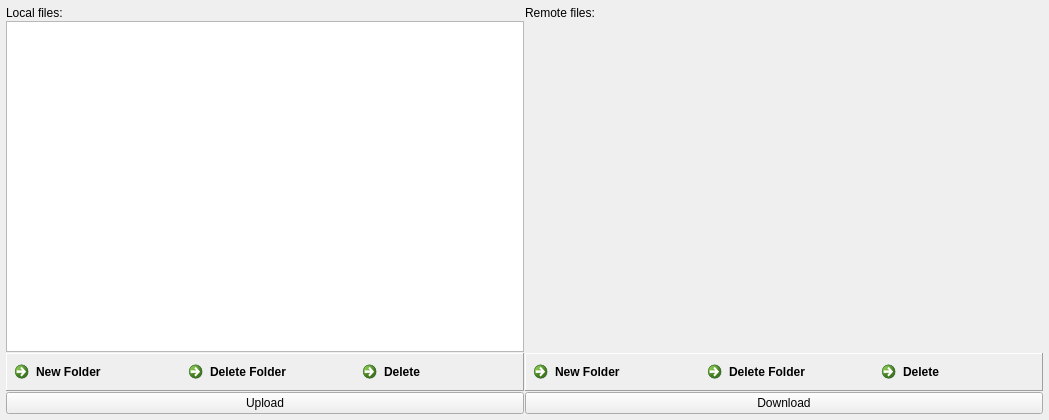
Old version of the form cwe_guiWidgets/cwe_file_manager.ui in the repository NHERI-SimCenter/CWE-Simulation-Tool.
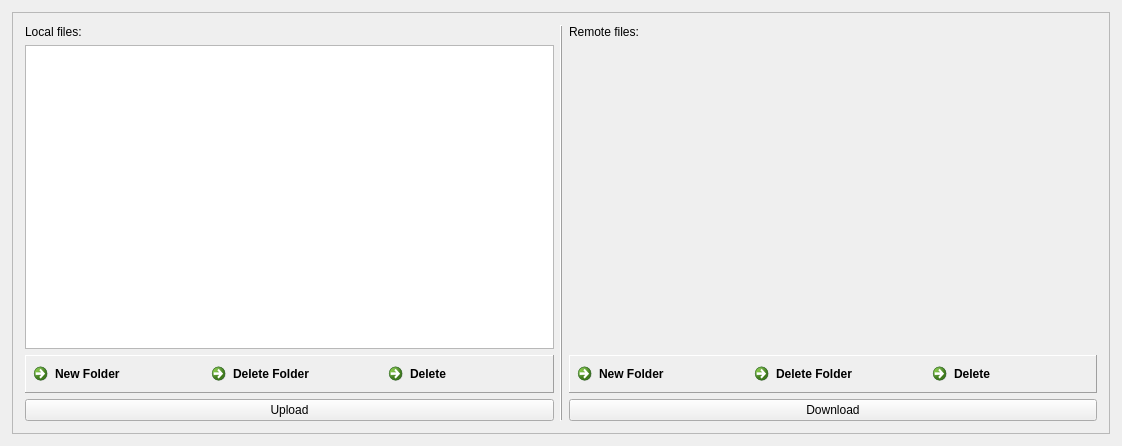
New version of the form. Icons and pictures are not drawn. Custom widgets are drawn as their Qt base class.

Commit message: standardized margins/spacing throughout

Diff of the .ui file:
```diff
--- a/cwe_guiWidgets/cwe_file_manager.ui
+++ b/cwe_guiWidgets/cwe_file_manager.ui
@@ -41,43 +41,90 @@
    <rect>
     <x>0</x>
     <y>0</y>
-    <width>947</width>
-    <height>420</height>
+    <width>1122</width>
+    <height>446</height>
    </rect>
   </property>
   <property name="windowTitle">
    <string>Form</string>
   </property>
-  <layout class="QGridLayout" name="gridLayout">
-   <property name="leftMargin">
-    <number>6</number>
-   </property>
-   <property name="topMargin">
-    <number>6</number>
-   </property>
-   <property name="rightMargin">
-    <number>6</number>
-   </property>
-   <property name="bottomMargin">
-    <number>6</number>
-   </property>
+  <layout class="QHBoxLayout" name="horizontalLayout_2">
    <property name="spacing">
     <number>1</number>
    </property>
-   <item row="1" column="1">
-    <widget class="RemoteFileTree" name="remoteTreeView" native="true">
-     <property name="sizePolicy">
-      <sizepolicy hsizetype="Expanding" vsizetype="Expanding">
-       <horstretch>0</horstretch>
-       <verstretch>3</verstretch>
-      </sizepolicy>
-     </property>
-     <property name="contextMenuPolicy">
-      <enum>Qt::CustomContextMenu</enum>
-     </property>
-    </widget>
-   </item>
-   <item row="0" column="0">
+   <property name="leftMargin">
+    <number>12</number>
+   </property>
+   <property name="topMargin">
+    <number>12</number>
+   </property>
+   <property name="rightMargin">
+    <number>12</number>
+   </property>
+   <property name="bottomMargin">
+    <number>12</number>
+   </property>
+   <item>
+    <widget class="QFrame" name="horizontalFrame">
+     <property name="minimumSize">
+      <size>
+       <width>0</width>
+       <height>0</height>
+      </size>
+     </property>
+     <property name="frameShape">
+      <enum>QFrame::StyledPanel</enum>
+     </property>
+     <property name="frameShadow">
+      <enum>QFrame::Raised</enum>
+     </property>
+     <layout class="QHBoxLayout" name="horizontalLayout">
+      <property name="spacing">
+       <number>-1</number>
+      </property>
+      <property name="leftMargin">
+       <number>12</number>
+      </property>
+      <property name="topMargin">
+       <number>12</number>
+      </property>
+      <property name="rightMargin">
+       <number>12</number>
+      </property>
+      <property name="bottomMargin">
+       <number>12</number>
+      </property>
+      <item>
+       <widget class="QFrame" name="localFrame">
+        <property name="minimumSize">
+         <size>
+          <width>0</width>
+          <height>0</height>
+         </size>
+        </property>
+        <property name="maximumSize">
+         <size>
+          <width>16777215</width>
+          <height>16777215</height>
+         </size>
+        </property>
+        <layout class="QVBoxLayout" name="verticalLayout">
+         <property name="spacing">
+          <number>-1</number>
+         </property>
+         <property name="leftMargin">
+          <number>0</number>
+         </property>
+         <property name="topMargin">
+          <number>0</number>
+         </property>
+         <property name="rightMargin">
+          <number>0</number>
+         </property>
+         <property name="bottomMargin">
+          <number>0</number>
+         </property>
+         <item>
     <widget class="QLabel" name="label_3">
      <property name="sizePolicy">
       <sizepolicy hsizetype="Preferred" vsizetype="Fixed">
@@ -93,23 +140,7 @@
      </property>
     </widget>
    </item>
-   <item row="0" column="1">
-    <widget class="QLabel" name="label_4">
-     <property name="sizePolicy">
-      <sizepolicy hsizetype="Preferred" vsizetype="Fixed">
-       <horstretch>0</horstretch>
-       <verstretch>0</verstretch>
-      </sizepolicy>
-     </property>
-     <property name="text">
-      <string>Remote files:</string>
-     </property>
-     <property name="alignment">
-      <set>Qt::AlignLeading|Qt::AlignLeft|Qt::AlignVCenter</set>
-     </property>
-    </widget>
-   </item>
-   <item row="1" column="0">
+         <item>
     <widget class="QTreeView" name="localTreeView">
      <property name="sizePolicy">
       <sizepolicy hsizetype="Expanding" vsizetype="Expanding">
@@ -122,7 +153,7 @@
      </property>
     </widget>
    </item>
-   <item row="2" column="0">
+         <item>
     <widget class="QFrame" name="local_panel">
      <property name="frameShape">
       <enum>QFrame::Panel</enum>
@@ -179,7 +210,102 @@
      </layout>
     </widget>
    </item>
-   <item row="2" column="1">
+         <item>
+          <widget class="QPushButton" name="pb_upload">
+           <property name="sizePolicy">
+            <sizepolicy hsizetype="Preferred" vsizetype="Preferred">
+             <horstretch>0</horstretch>
+             <verstretch>0</verstretch>
+            </sizepolicy>
+           </property>
+           <property name="minimumSize">
+            <size>
+             <width>100</width>
+             <height>0</height>
+            </size>
+           </property>
+           <property name="maximumSize">
+            <size>
+             <width>16777215</width>
+             <height>50</height>
+            </size>
+           </property>
+           <property name="baseSize">
+            <size>
+             <width>0</width>
+             <height>0</height>
+            </size>
+           </property>
+           <property name="text">
+            <string>Upload</string>
+           </property>
+           <property name="icon">
+            <iconset resource="../cwe_resources.qrc">
+             <normaloff>:/icons/right.png</normaloff>:/icons/right.png</iconset>
+           </property>
+          </widget>
+         </item>
+        </layout>
+       </widget>
+      </item>
+      <item>
+       <widget class="Line" name="line">
+        <property name="frameShadow">
+         <enum>QFrame::Raised</enum>
+        </property>
+        <property name="orientation">
+         <enum>Qt::Vertical</enum>
+        </property>
+       </widget>
+      </item>
+      <item>
+       <widget class="QFrame" name="remoteFrame">
+        <layout class="QVBoxLayout" name="verticalLayout_2">
+         <property name="spacing">
+          <number>-1</number>
+         </property>
+         <property name="leftMargin">
+          <number>0</number>
+         </property>
+         <property name="topMargin">
+          <number>0</number>
+         </property>
+         <property name="rightMargin">
+          <number>0</number>
+         </property>
+         <property name="bottomMargin">
+          <number>0</number>
+         </property>
+         <item>
+          <widget class="QLabel" name="label_4">
+           <property name="sizePolicy">
+            <sizepolicy hsizetype="Preferred" vsizetype="Fixed">
+             <horstretch>0</horstretch>
+             <verstretch>0</verstretch>
+            </sizepolicy>
+           </property>
+           <property name="text">
+            <string>Remote files:</string>
+           </property>
+           <property name="alignment">
+            <set>Qt::AlignLeading|Qt::AlignLeft|Qt::AlignVCenter</set>
+           </property>
+          </widget>
+         </item>
+         <item>
+          <widget class="RemoteFileTree" name="remoteTreeView" native="true">
+           <property name="sizePolicy">
+            <sizepolicy hsizetype="Expanding" vsizetype="Expanding">
+             <horstretch>0</horstretch>
+             <verstretch>3</verstretch>
+            </sizepolicy>
+           </property>
+           <property name="contextMenuPolicy">
+            <enum>Qt::CustomContextMenu</enum>
+           </property>
+          </widget>
+         </item>
+         <item>
     <widget class="QFrame" name="remote_panel">
      <property name="frameShape">
       <enum>QFrame::Panel</enum>
@@ -236,7 +362,7 @@
      </layout>
     </widget>
    </item>
-   <item row="3" column="1">
+         <item>
     <widget class="QPushButton" name="pb_download">
      <property name="sizePolicy">
       <sizepolicy hsizetype="Preferred" vsizetype="Preferred">
@@ -265,39 +391,10 @@
      </property>
     </widget>
    </item>
-   <item row="3" column="0">
-    <widget class="QPushButton" name="pb_upload">
-     <property name="sizePolicy">
-      <sizepolicy hsizetype="Preferred" vsizetype="Preferred">
-       <horstretch>0</horstretch>
-       <verstretch>0</verstretch>
-      </sizepolicy>
-     </property>
-     <property name="minimumSize">
-      <size>
-       <width>100</width>
-       <height>0</height>
-      </size>
-     </property>
-     <property name="maximumSize">
-      <size>
-       <width>16777215</width>
-       <height>50</height>
-      </size>
-     </property>
-     <property name="baseSize">
-      <size>
-       <width>0</width>
-       <height>0</height>
-      </size>
-     </property>
-     <property name="text">
-      <string>Upload</string>
-     </property>
-     <property name="icon">
-      <iconset resource="../cwe_resources.qrc">
-       <normaloff>:/icons/right.png</normaloff>:/icons/right.png</iconset>
-     </property>
+        </layout>
+       </widget>
+      </item>
+     </layout>
     </widget>
    </item>
   </layout>
```
Left out of the diff: 44 changed lines with no effect on the pictures. Lines whose indentation alone changed are shown as unchanged. The commit also changes 1 other file.
